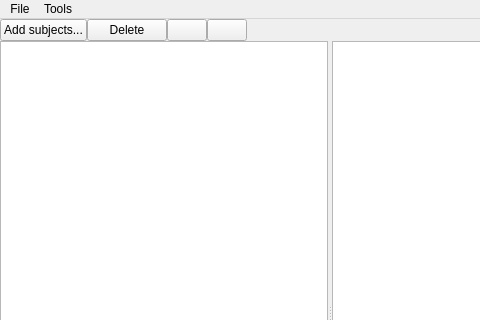
First picture: the form in connectometry/db_window.ui, repository frankyeh/DSI-Studio, before the edit; both pictures show x 0 to 480 and y 0 to 320 of the 699 by 609 pixel window.
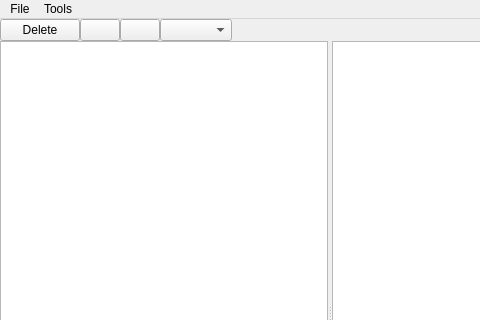
Second picture: the form after the edit. Icons and pictures are not drawn.

Patch:
```diff
--- a/connectometry/db_window.ui
+++ b/connectometry/db_window.ui
@@ -38,17 +38,6 @@
       <property name="bottomMargin">
        <number>0</number>
       </property>
-      <item>
-       <widget class="QPushButton" name="add">
-        <property name="text">
-         <string>Add subjects...</string>
-        </property>
-        <property name="icon">
-         <iconset resource="../icons.qrc">
-          <normaloff>:/icons/icons/open.xpm</normaloff>:/icons/icons/open.xpm</iconset>
-        </property>
-       </widget>
-      </item>
       <item>
        <widget class="QPushButton" name="delete_subject">
         <property name="text">
@@ -82,6 +71,9 @@
         </property>
        </widget>
       </item>
+      <item>
+       <widget class="QComboBox" name="index_name"/>
+      </item>
       <item>
        <spacer name="horizontalSpacer_2">
         <property name="orientation">
```
Left out of the diff: 27 changed lines with no effect on the pictures.
